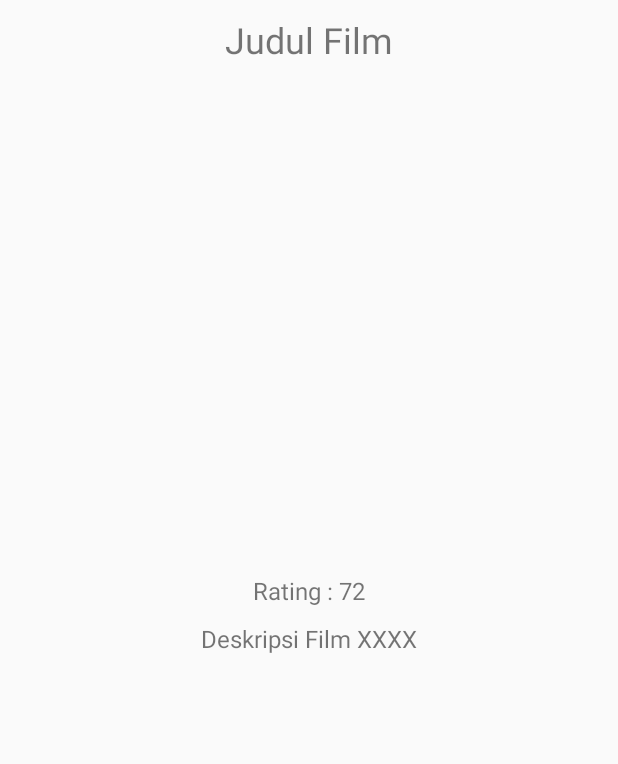
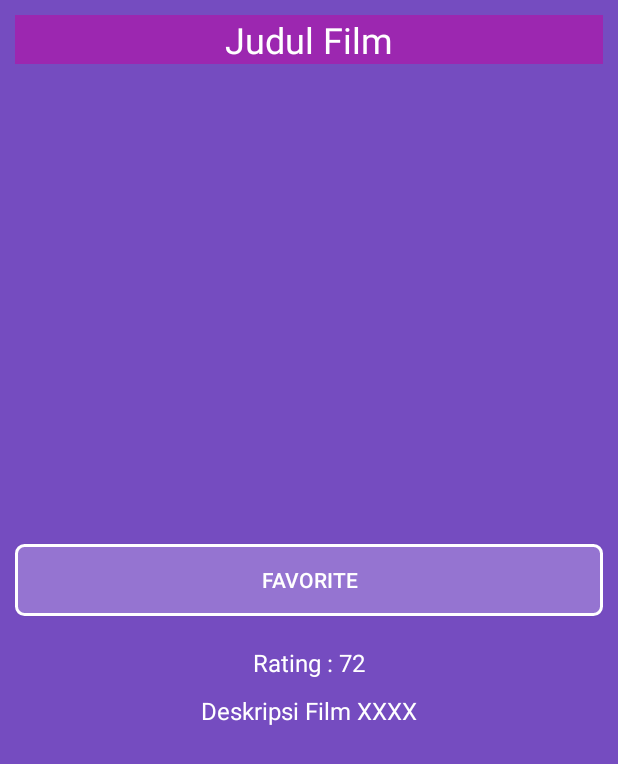
Before and after one commit to Evra70/smk-coding-bn, an Android app: the layout activity_detail_movie.xml on its own in the app's theme, with its tools: preview values and no code run, on a phone screen of 412 x 824 dp. Shown: the top 764 px of the screen. Run offline under Robolectric (Android 15) with nearby library versions, the phone set to English and light mode, and no system bars; network calls fail.

Commit message:
Commitan Sabtu

```diff
--- a/app/src/main/res/layout/activity_detail_movie.xml
+++ b/app/src/main/res/layout/activity_detail_movie.xml
@@ -4,6 +4,7 @@
     xmlns:tools="http://schemas.android.com/tools"
     android:layout_width="match_parent"
     android:layout_height="match_parent"
+    android:background="#754CC0"
     android:padding="10dp"
     tools:context=".activity.DetailMovieActivity">
 
@@ -14,14 +15,16 @@
         <LinearLayout
             android:layout_width="match_parent"
             android:layout_height="wrap_content"
-            android:orientation="vertical"
-            android:gravity="center">
+            android:gravity="center"
+            android:orientation="vertical">
 
             <TextView
                 android:id="@+id/movie_title"
                 android:layout_width="match_parent"
                 android:layout_height="wrap_content"
+                android:background="#9C27B0"
                 android:gravity="center"
+                android:textColor="#fff"
                 android:textSize="24sp"
                 app:layout_constraintLeft_toLeftOf="parent"
                 app:layout_constraintRight_toRightOf="parent"
@@ -32,14 +35,22 @@
                 android:id="@+id/movie_poster"
                 android:layout_width="200dp"
                 android:layout_height="300dp"
-                android:layout_marginTop="20dp"
-                />
+                android:layout_marginTop="20dp" />
+
+            <Button
+                android:id="@+id/fav_movie_button"
+                android:layout_width="match_parent"
+                android:layout_height="wrap_content"
+                android:background="@drawable/background_button"
+                android:text="Favorite"
+                android:textColor="#fff" />
 
             <TextView
                 android:id="@+id/movie_rating"
                 android:layout_width="wrap_content"
                 android:layout_height="wrap_content"
                 android:layout_marginTop="20dp"
+                android:textColor="#fff"
                 android:textSize="16sp"
                 tools:text="Rating : 72" />
 
@@ -49,6 +60,7 @@
                 android:layout_height="wrap_content"
                 android:layout_marginTop="10dp"
                 android:textAlignment="center"
+                android:textColor="#fff"
                 android:textSize="16sp"
                 tools:text="Deskripsi Film XXXX" />
 
```
Also changed, not shown: app/src/main/java/com/ephraimjp/smkkoding/activity/DetailMovieActivity.kt (+30 -3 lines), app/src/main/java/com/ephraimjp/smkkoding/database/MyDatabaseHelper.kt (added, +34 -0 lines), app/src/main/java/com/ephraimjp/smkkoding/model/MovieResultsItem.kt (+10 -1 lines).
